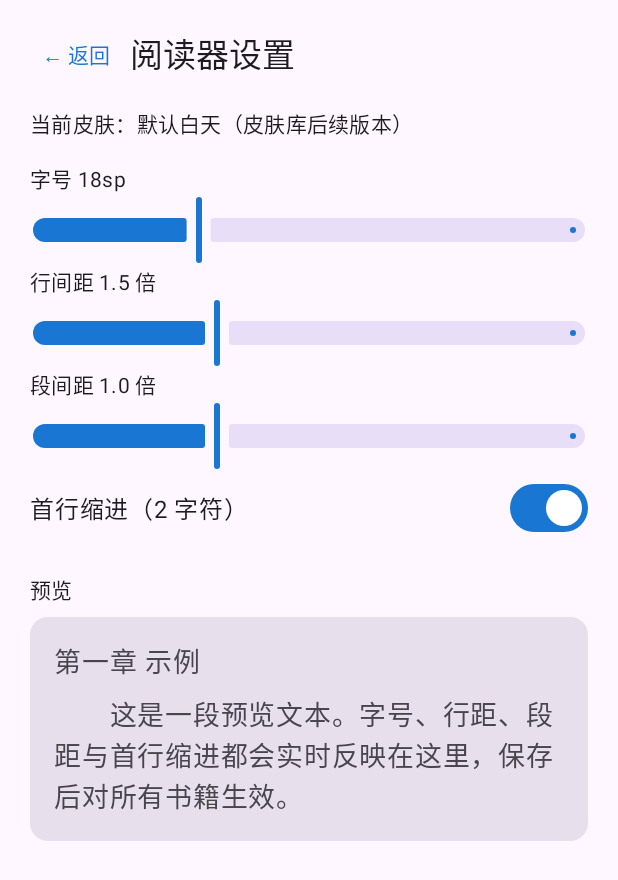
After one commit to longyakss/calm, an Android app built with Jetpack Compose: the ReaderSettingsScreen screen opened through its navigation route, on a phone screen of 412 x 824 dp. The commit adds this screen. Shown: the top 880 px of the screen. Run offline under Robolectric (Android 15) with nearby library versions, the phone set to English and light mode, and no system bars; our stand-ins replace Dagger/Hilt's generated code, Room's generated code.

Commit message:
[功能] Phase7 首批：广告拦截(hosts)+网页阅读模式(JS正文提取)+防杀设置页+阅读器设置入口（v0.6.0）

```diff
--- a/app/build.gradle.kts
+++ b/app/build.gradle.kts
@@ -13,8 +13,8 @@ android {
         applicationId = "com.calm.app"
         minSdk = 24
         targetSdk = 34
-        versionCode = 2
-        versionName = "0.5.0"
+        versionCode = 3
+        versionName = "0.6.0"
     }
 
     signingConfigs {
--- a/app/src/main/java/com/calm/app/CalmRoot.kt
+++ b/app/src/main/java/com/calm/app/CalmRoot.kt
@@ -108,7 +108,19 @@ fun CalmRoot(onThemeChanged: (Int, Int) -> Unit) {
             }
 
             composable("settings") {
-                SettingsScreen(onThemeChanged = onThemeChanged)
+                SettingsScreen(
+                    onThemeChanged = onThemeChanged,
+                    onOpenKeepAlive = { navController.navigate("keepalive") },
+                    onOpenReaderSettings = { navController.navigate("readersettings") },
+                )
+            }
+            composable("keepalive") {
+                com.calm.core.settings.KeepAliveScreen(onBack = { navController.popBackStack() })
+            }
+            composable("readersettings") {
+                val ctx = androidx.compose.ui.platform.LocalContext.current
+                val prefs = androidx.compose.runtime.remember { com.calm.core.reader.ReaderPrefs(ctx) }
+                com.calm.core.reader.ReaderSettingsScreen(prefs = prefs, onBack = { navController.popBackStack() })
             }
             composable("reader/{bookId}") { entry ->
                 val bookId = entry.arguments?.getString("bookId")?.toLongOrNull() ?: return@composable
--- /dev/null
+++ b/core/reader/src/main/java/com/calm/core/reader/ReaderSettingsScreen.kt
@@ -0,0 +1,92 @@
+package com.calm.core.reader
+
+import androidx.compose.foundation.layout.Column
+import androidx.compose.foundation.layout.Row
+import androidx.compose.foundation.layout.Spacer
+import androidx.compose.foundation.layout.fillMaxSize
+import androidx.compose.foundation.layout.fillMaxWidth
+import androidx.compose.foundation.layout.height
+import androidx.compose.foundation.layout.padding
+import androidx.compose.foundation.rememberScrollState
+import androidx.compose.foundation.verticalScroll
+import androidx.compose.material3.MaterialTheme
+import androidx.compose.material3.Slider
+import androidx.compose.material3.Switch
+import androidx.compose.material3.Text
+import androidx.compose.material3.TextButton
+import androidx.compose.runtime.Composable
+import androidx.compose.ui.Alignment
+import androidx.compose.ui.Modifier
+import androidx.compose.ui.unit.dp
+import androidx.compose.ui.unit.sp
+
+/** 阅读器全局排版设置（RS-003 / TH-010，独立存储，书内即时生效）。 */
+@Composable
+fun ReaderSettingsScreen(prefs: ReaderPrefs, onBack: () -> Unit) {
+    Column(
+        modifier = Modifier
+            .fillMaxSize()
+            .verticalScroll(rememberScrollState()),
+    ) {
+        Row(
+            modifier = Modifier
+                .fillMaxWidth()
+                .padding(horizontal = 16.dp, vertical = 12.dp),
+            verticalAlignment = Alignment.CenterVertically,
+        ) {
+            TextButton(onClick = onBack) { Text("← 返回") }
+            Text("阅读器设置", style = MaterialTheme.typography.titleLarge)
+        }
+
+        Column(modifier = Modifier.padding(horizontal = 20.dp)) {
+            Text("当前皮肤：默认白天（皮肤库后续版本）", style = MaterialTheme.typography.bodyMedium)
+
+            Spacer(Modifier.height(16.dp))
+            Text("字号 ${prefs.textSize}sp", style = MaterialTheme.typography.bodyMedium)
+            Slider(
+                value = prefs.textSize.toFloat(),
+                onValueChange = { prefs.setTextSize(it.toInt()) },
+                valueRange = 12f..32f,
+            )
+
+            Text("行间距 ${"%.1f".format(prefs.lineSpacing)} 倍", style = MaterialTheme.typography.bodyMedium)
+            Slider(
+                value = prefs.lineSpacing,
+                onValueChange = { prefs.setLineSpacing(it) },
+                valueRange = 1.0f..2.5f,
+            )
+
+            Text("段间距 ${"%.1f".format(prefs.paragraphSpacing)} 倍", style = MaterialTheme.typography.bodyMedium)
+            Slider(
+                value = prefs.paragraphSpacing,
+                onValueChange = { prefs.setParagraphSpacing(it) },
+                valueRange = 0.5f..2.0f,
+            )
+
+            Row(verticalAlignment = Alignment.CenterVertically) {
+                Text("首行缩进（2 字符）", modifier = Modifier.weight(1f))
+                Switch(checked = prefs.indent, onCheckedChange = { prefs.setIndent(it) })
+            }
+
+            Spacer(Modifier.height(20.dp))
+            Text("预览", style = MaterialTheme.typography.titleSmall)
+            Spacer(Modifier.height(8.dp))
+            androidx.compose.material3.Surface(
+                color = MaterialTheme.colorScheme.surfaceVariant,
+                shape = MaterialTheme.shapes.medium,
+                modifier = Modifier.fillMaxWidth(),
+            ) {
+                Column(Modifier.padding(16.dp)) {
+                    Text("第一章 示例", fontSize = prefs.textSize.sp, lineHeight = (prefs.textSize * prefs.lineSpacing).sp)
+                    Spacer(Modifier.height((prefs.paragraphSpacing * 8).dp))
+                    Text(
+                        "　　这是一段预览文本。字号、行距、段距与首行缩进都会实时反映在这里，保存后对所有书籍生效。",
+                        fontSize = prefs.textSize.sp,
+                        lineHeight = (prefs.textSize * prefs.lineSpacing).sp,
+                    )
+                }
+            }
+            Spacer(Modifier.height(32.dp))
+        }
+    }
+}
--- a/core/settings/build.gradle.kts
+++ b/core/settings/build.gradle.kts
@@ -29,4 +29,5 @@ android {
 
 dependencies {
     implementation(project(":core:common"))
+    implementation("androidx.core:core-ktx:1.12.0")
 }
```
Also changed, not shown: core/browser/src/main/java/com/calm/core/browser/AdBlocker.kt (added, +85 -0 lines), core/browser/src/main/java/com/calm/core/browser/BrowserScreen.kt (+42 -0 lines), core/browser/src/main/java/com/calm/core/browser/BrowserViewModel.kt (+31 -0 lines), core/browser/src/main/java/com/calm/core/browser/ReaderMode.kt (added, +69 -0 lines), core/settings/src/main/java/com/calm/core/settings/KeepAliveScreen.kt (added, +291 -0 lines), core/settings/src/main/java/com/calm/core/settings/SettingsScreen.kt (+16 -3 lines).
